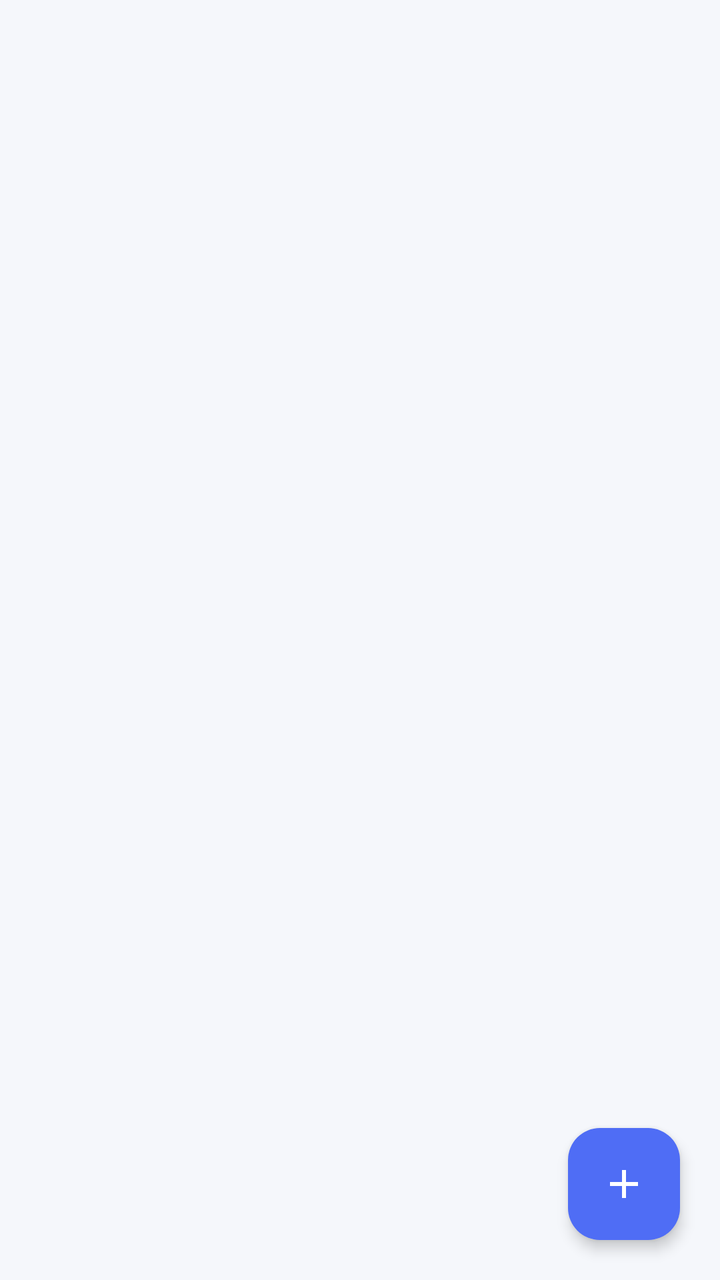
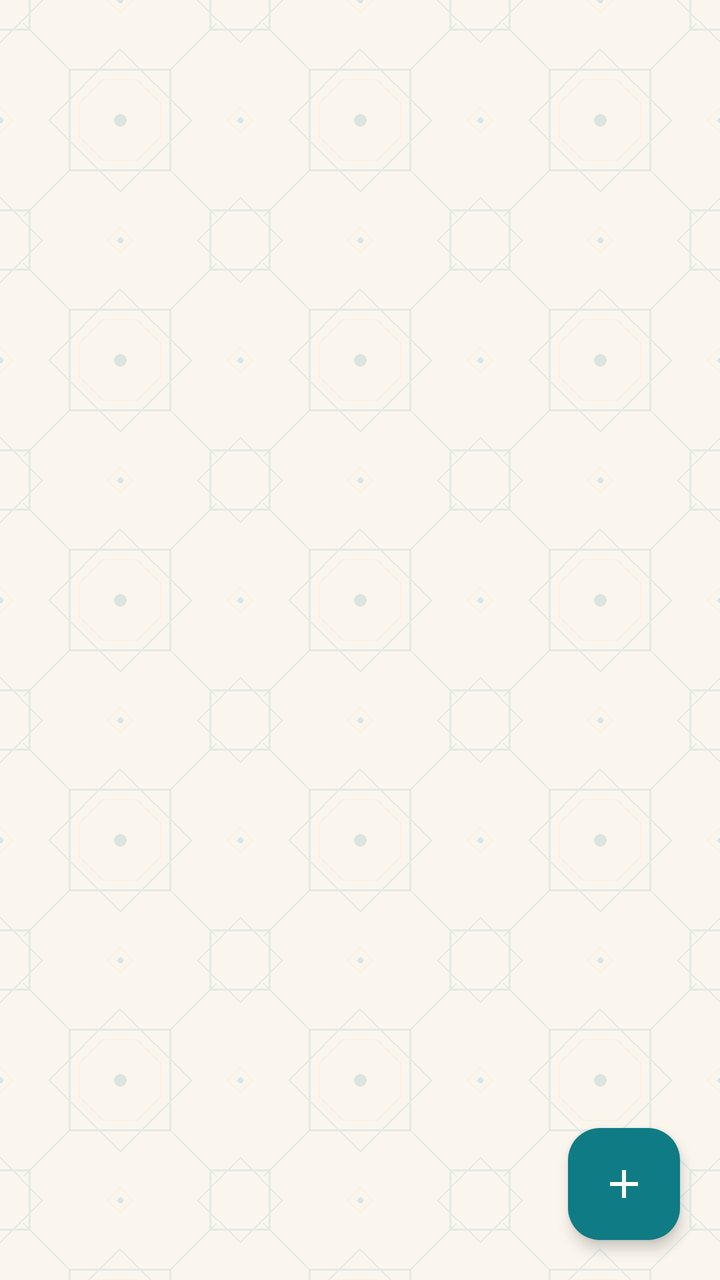

Two renders of the same Android screen: before a commit and after it. Below are the layout's source before the change and the commit's diff.
<!-- AndroidManifest.xml: application theme Theme.Sedayar -->
<!-- res/layout/fragment_notes.xml -->
<?xml version="1.0" encoding="utf-8"?>
<androidx.coordinatorlayout.widget.CoordinatorLayout xmlns:android="http://schemas.android.com/apk/res/android"
    xmlns:app="http://schemas.android.com/apk/res-auto"
    android:layout_width="match_parent"
    android:layout_height="match_parent"
    android:background="@color/paper">

    <androidx.recyclerview.widget.RecyclerView
        android:id="@+id/recycler"
        android:layout_width="match_parent"
        android:layout_height="match_parent"
        android:clipToPadding="false"
        android:padding="8dp"
        android:scrollbars="vertical" />

    <LinearLayout
        android:id="@+id/empty_state"
        android:layout_width="wrap_content"
        android:layout_height="wrap_content"
        android:layout_gravity="center"
        android:gravity="center"
        android:orientation="vertical"
        android:padding="32dp"
        android:visibility="gone">

        <ImageView
            android:layout_width="96dp"
            android:layout_height="96dp"
            android:alpha="0.35"
            android:contentDescription="@string/cd_mic"
            android:src="@drawable/ic_notes"
            app:tint="@color/text_secondary" />

        <TextView
            android:id="@+id/tv_empty_title"
            android:layout_width="wrap_content"
            android:layout_height="wrap_content"
            android:layout_marginTop="16dp"
            android:text="@string/empty_title"
            android:textColor="@color/text_primary"
            android:textSize="20sp"
            android:textStyle="bold" />

        <TextView
            android:id="@+id/tv_empty_subtitle"
            android:layout_width="wrap_content"
            android:layout_height="wrap_content"
            android:layout_marginTop="6dp"
            android:text="@string/empty_subtitle"
            android:textColor="@color/text_secondary"
            android:textSize="14sp" />
    </LinearLayout>

    <com.google.android.material.floatingactionbutton.FloatingActionButton
        android:id="@+id/fab"
        android:layout_width="wrap_content"
        android:layout_height="wrap_content"
        android:layout_gravity="bottom|end"
        android:layout_margin="20dp"
        android:contentDescription="@string/new_note"
        android:src="@drawable/ic_add"
        app:backgroundTint="@color/primary"
        app:elevation="4dp"
        app:tint="@color/on_primary" />

</androidx.coordinatorlayout.widget.CoordinatorLayout>
<!-- resources referenced by this layout -->
<resources>
  <color name="on_primary">#FFFFFF</color>
  <color name="paper">#F5F7FB</color>
  <color name="primary">#4F6DF5</color>
  <color name="text_primary">#1A2233</color>
  <color name="text_secondary">#667085</color>
  <!-- drawable ic_add (drawable) -->
  <?xml version="1.0" encoding="utf-8"?>
  <vector xmlns:android="http://schemas.android.com/apk/res/android"
      android:width="24dp"
      android:height="24dp"
      android:viewportWidth="24"
      android:viewportHeight="24">
      <path
          android:fillColor="#FFFFFFFF"
          android:pathData="M19,13h-6v6h-2v-6H5v-2h6V5h2v6h6v2z" />
  </vector>
  <!-- drawable ic_notes (drawable) -->
  <?xml version="1.0" encoding="utf-8"?>
  <vector xmlns:android="http://schemas.android.com/apk/res/android"
      android:width="24dp"
      android:height="24dp"
      android:viewportWidth="24"
      android:viewportHeight="24">
      <path
          android:fillColor="#FF1F2937"
          android:pathData="M3,13h2v-2H3v2zm0,4h2v-2H3v2zm0,-8h2V7H3v2zm4,4h14v-2H7v2zm0,4h14v-2H7v2zM7,7v2h14V7H7z" />
  </vector>
  <string name="cd_mic">Microphone</string>
  <string name="empty_subtitle">Use the bottom bar: write, speak or upload audio</string>
  <string name="empty_title">No notes yet!</string>
  <string name="new_note">New note</string>
  <style name="Theme.Sedayar" parent="Theme.Material3.Light.NoActionBar">
          <item name="colorPrimary">@color/primary</item>
          <item name="colorOnPrimary">@color/on_primary</item>
          <item name="colorPrimaryContainer">@color/primary_container</item>
          <item name="colorOnPrimaryContainer">@color/on_primary_container</item>
          <item name="android:colorBackground">@color/paper</item>
          <item name="colorSurface">@color/surface</item>
          <item name="colorOnSurface">@color/text_primary</item>
          <item name="colorOnSurfaceVariant">@color/text_secondary</item>
          <item name="colorOutline">@color/stroke</item>
          <item name="android:statusBarColor">@color/paper</item>
          <item name="android:windowLightStatusBar">true</item>
          <item name="fontFamily">@font/vazirmatn</item>
          <item name="android:fontFamily">@font/vazirmatn</item>
      </style>
  <color name="primary_container">#E4E9FF</color>
  <color name="on_primary_container">#1B2C7E</color>
  <color name="surface">#FFFFFF</color>
  <color name="stroke">#E3E8F0</color>
</resources>

<!-- the commit's change to res/layout/fragment_notes.xml (unified diff, before → after) -->
@@ -3,7 +3,7 @@
     xmlns:app="http://schemas.android.com/apk/res-auto"
     android:layout_width="match_parent"
     android:layout_height="match_parent"
-    android:background="@color/paper">
+    android:background="@drawable/bg_app">
 
     <androidx.recyclerview.widget.RecyclerView
         android:id="@+id/recycler"
<!-- resource entries referenced after the edit -->
@@ -1,10 +1,21 @@
 <!-- resources referenced by this layout -->
 <resources>
   <color name="on_primary">#FFFFFF</color>
-  <color name="paper">#F5F7FB</color>
-  <color name="primary">#4F6DF5</color>
-  <color name="text_primary">#1A2233</color>
-  <color name="text_secondary">#667085</color>
+  <color name="paper">#FAF6EE</color>
+  <!-- drawable pattern_faint: png bitmap (drawable-nodpi, 4999 bytes) -->
+  <color name="primary">#0F7B84</color>
+  <color name="text_primary">#232A33</color>
+  <color name="text_secondary">#6E7480</color>
+  <!-- drawable bg_app (drawable) -->
+  <?xml version="1.0" encoding="utf-8"?>
+  <layer-list xmlns:android="http://schemas.android.com/apk/res/android">
+      <item android:drawable="@color/paper" />
+      <item>
+          <bitmap
+              android:src="@drawable/pattern_faint"
+              android:tileMode="repeat" />
+      </item>
+  </layer-list>
   <!-- drawable ic_add (drawable) -->
   <?xml version="1.0" encoding="utf-8"?>
   <vector xmlns:android="http://schemas.android.com/apk/res/android"
@@ -41,14 +52,17 @@
           <item name="colorOnSurface">@color/text_primary</item>
           <item name="colorOnSurfaceVariant">@color/text_secondary</item>
           <item name="colorOutline">@color/stroke</item>
-          <item name="android:statusBarColor">@color/paper</item>
-          <item name="android:windowLightStatusBar">true</item>
+          <item name="colorSecondary">@color/gold</item>
+          <item name="android:statusBarColor">@color/lapis</item>
+          <item name="android:windowLightStatusBar">false</item>
           <item name="fontFamily">@font/vazirmatn</item>
           <item name="android:fontFamily">@font/vazirmatn</item>
       </style>
-  <color name="primary_container">#E4E9FF</color>
-  <color name="on_primary_container">#1B2C7E</color>
+  <color name="primary_container">#D8F0F0</color>
+  <color name="on_primary_container">#084C52</color>
   <color name="surface">#FFFFFF</color>
-  <color name="stroke">#E3E8F0</color>
+  <color name="stroke">#E8E1D2</color>
+  <color name="gold">#C9A227</color>
+  <color name="lapis">#0F2142</color>
 </resources>
 
